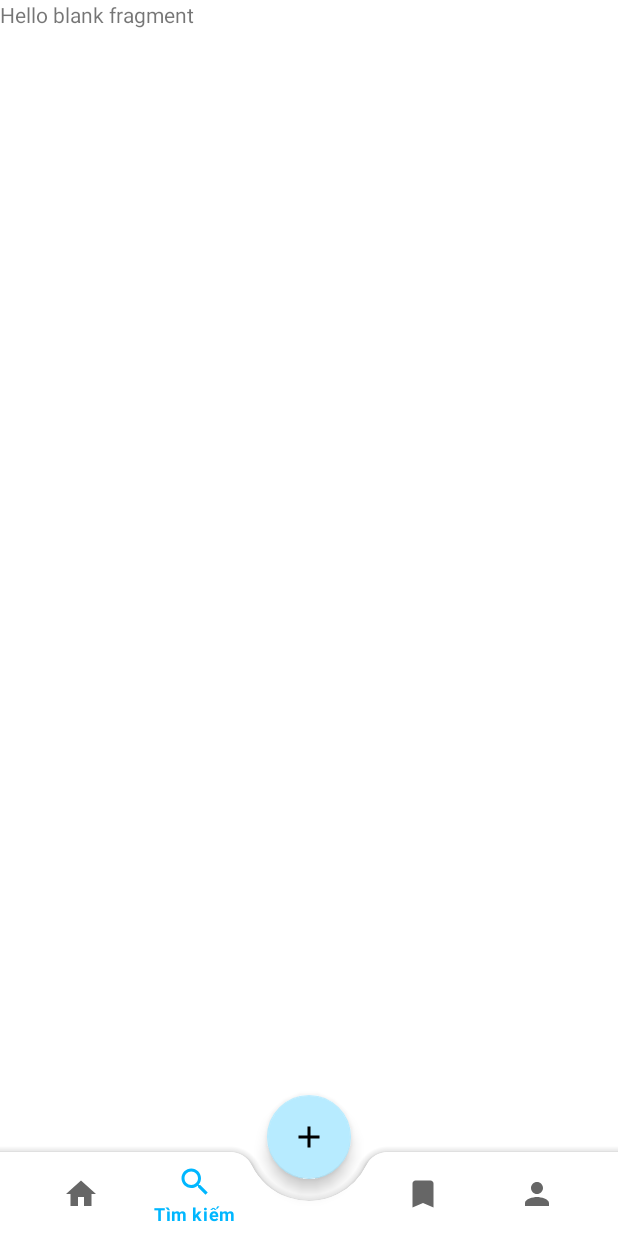
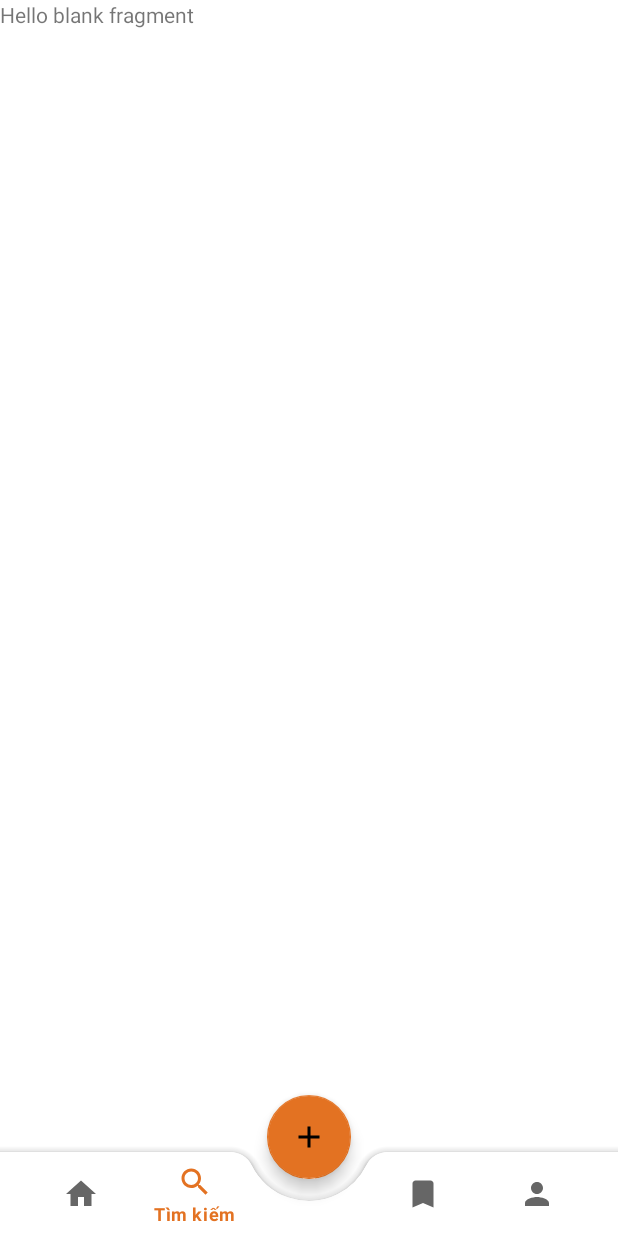
Before and after one commit to ThanhTrangPhan/BaloTravel, an Android app: the screen it shows after launch (MainActivity), item 2 of the bottom bar chosen, on a phone screen of 412 x 824 dp. Run offline under Robolectric (Android 15) with nearby library versions, the phone set to English and light mode, and no system bars; our stand-ins replace Firebase (no records; nobody signed in at launch, a user with empty details on screens opened directly).

Commit message:
change combo color

```diff
--- a/app/src/main/res/values-night/themes.xml
+++ b/app/src/main/res/values-night/themes.xml
@@ -2,12 +2,12 @@
     <!-- Base application theme. -->
     <style name="Theme.BaloTravel" parent="Theme.MaterialComponents.DayNight.DarkActionBar">
         <!-- Primary brand color. -->
-        <item name="colorPrimary">@color/blue1</item>
-        <item name="colorPrimaryVariant">@color/blue3</item>
+        <item name="colorPrimary">@color/tangerine</item>
+        <item name="colorPrimaryVariant">@color/tan</item>
         <item name="colorOnPrimary">@color/black</item>
         <!-- Secondary brand color. -->
-        <item name="colorSecondary">@color/blue2</item>
-        <item name="colorSecondaryVariant">@color/blue4</item>
+        <item name="colorSecondary">@color/tangerine</item>
+        <item name="colorSecondaryVariant">@color/powder</item>
         <item name="colorOnSecondary">@color/black</item>
         <!-- Status bar color. -->
         <item name="android:statusBarColor" tools:targetApi="l">?attr/colorOnSecondary</item>
--- a/app/src/main/res/values/colors.xml
+++ b/app/src/main/res/values/colors.xml
@@ -1,10 +1,9 @@
 <?xml version="1.0" encoding="utf-8"?>
 <resources>
-    <color name="blue1">#00B7FF</color>
-    <color name="blue2">#45CAFF</color>
-    <color name="blue3">#7DDAFF</color>
-    <color name="blue4">#B7EBFF</color>
-    <color name="blue5">#E2F7FF</color>
+    <color name="tangerine">#E37222</color>
+    <color name="teal">#07889B</color>
+    <color name="powder">#66B9BF</color>
+    <color name="tan">#EEAA7B</color>
     <color name="white">#FFFFFF</color>
     <color name="black">#000000</color>
 </resources>
--- a/app/src/main/res/values/themes.xml
+++ b/app/src/main/res/values/themes.xml
@@ -2,12 +2,12 @@
     <!-- Base application theme. -->
     <style name="Theme.BaloTravel" parent="Theme.MaterialComponents.DayNight.DarkActionBar">
         <!-- Primary brand color. -->
-        <item name="colorPrimary">@color/blue1</item>
-        <item name="colorPrimaryVariant">@color/blue2</item>
+        <item name="colorPrimary">@color/tangerine</item>
+        <item name="colorPrimaryVariant">@color/teal</item>
         <item name="colorOnPrimary">@color/black</item>
         <!-- Secondary brand color. -->
-        <item name="colorSecondary">@color/blue4</item>
-        <item name="colorSecondaryVariant">@color/blue2</item>
+        <item name="colorSecondary">@color/tangerine</item>
+        <item name="colorSecondaryVariant">@color/powder</item>
         <item name="colorOnSecondary">@color/black</item>
         <!-- Status bar color. -->
         <item name="android:statusBarColor" tools:targetApi="l">?attr/colorOnSecondary</item>
```
